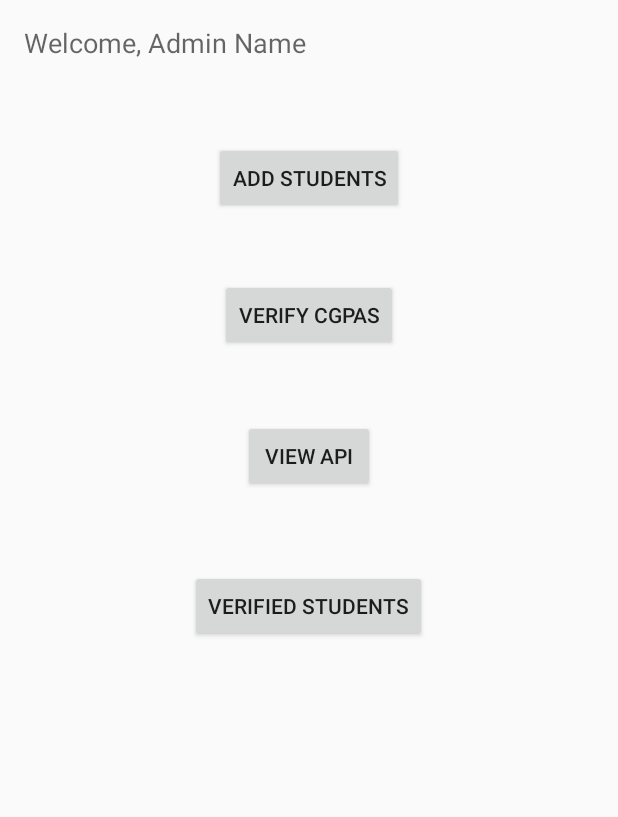
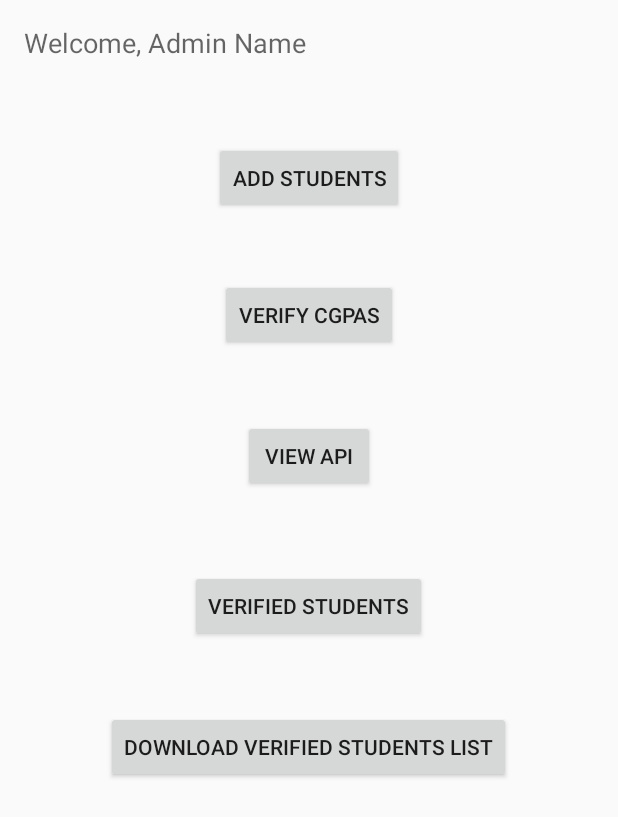
Before and after one commit to Ymograi/academicperformance, an Android app: the layout activity_fa_homepage.xml on its own in the app's theme, with its tools: preview values and no code run, on a phone screen of 412 x 824 dp. Shown: the top 817 px of the screen. Run offline under Robolectric (Android 15) with nearby library versions, the phone set to English and light mode, and no system bars.

Commit message:
Added pdf

```diff
--- a/app/src/main/res/layout/activity_fa_homepage.xml
+++ b/app/src/main/res/layout/activity_fa_homepage.xml
@@ -58,5 +58,14 @@
         android:layout_marginTop="52dp"
         android:layout_below="@+id/view_api"
         android:layout_centerHorizontal="true" />
+
+    <Button
+        android:layout_width="wrap_content"
+        android:layout_height="wrap_content"
+        android:text="Download Verified Students List"
+        android:id="@+id/buttonpdf"
+        android:layout_below="@+id/verified"
+        android:layout_centerHorizontal="true"
+        android:layout_marginTop="46dp" />
 </RelativeLayout>
 </ScrollView>
--- a/app/src/main/res/values/strings.xml
+++ b/app/src/main/res/values/strings.xml
@@ -1,4 +1,4 @@
 <resources>
     <string name="app_name">Academic Performance Calculator</string>
-    <string name="URL">http://192.168.0.107/adbms_api/</string>
+    <string name="URL">http://192.168.43.3/adbms_api/</string>
 </resources>
```
Also changed, not shown: app/src/main/AndroidManifest.xml (+24 -16 lines), app/src/main/java/com/example/abin/academicperformancecalulator/FaHomepage.java (+11 -0 lines), 4 other files.
